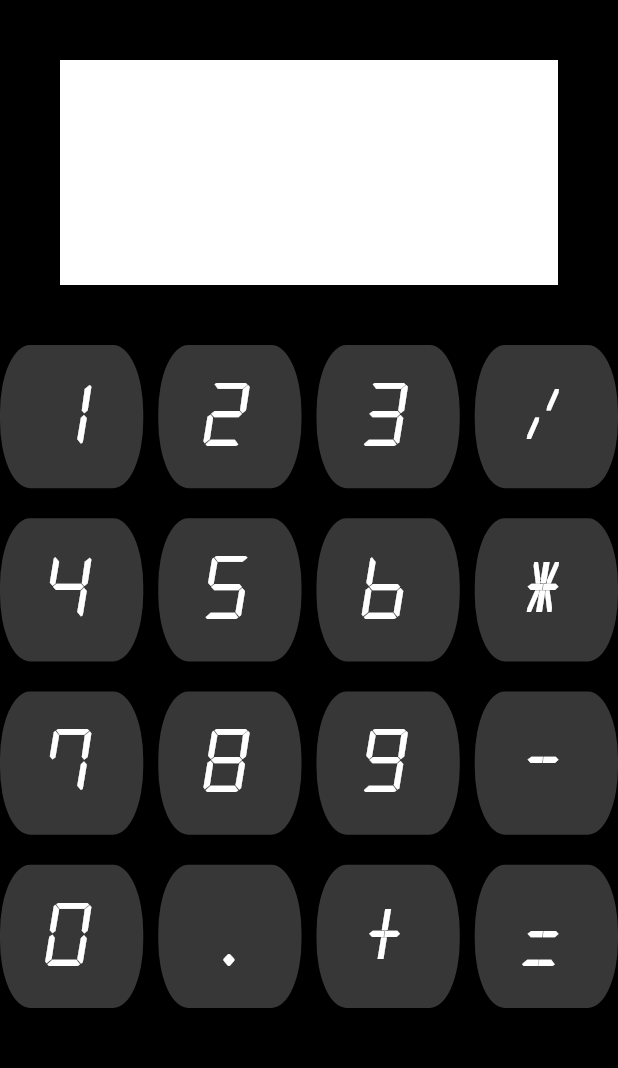
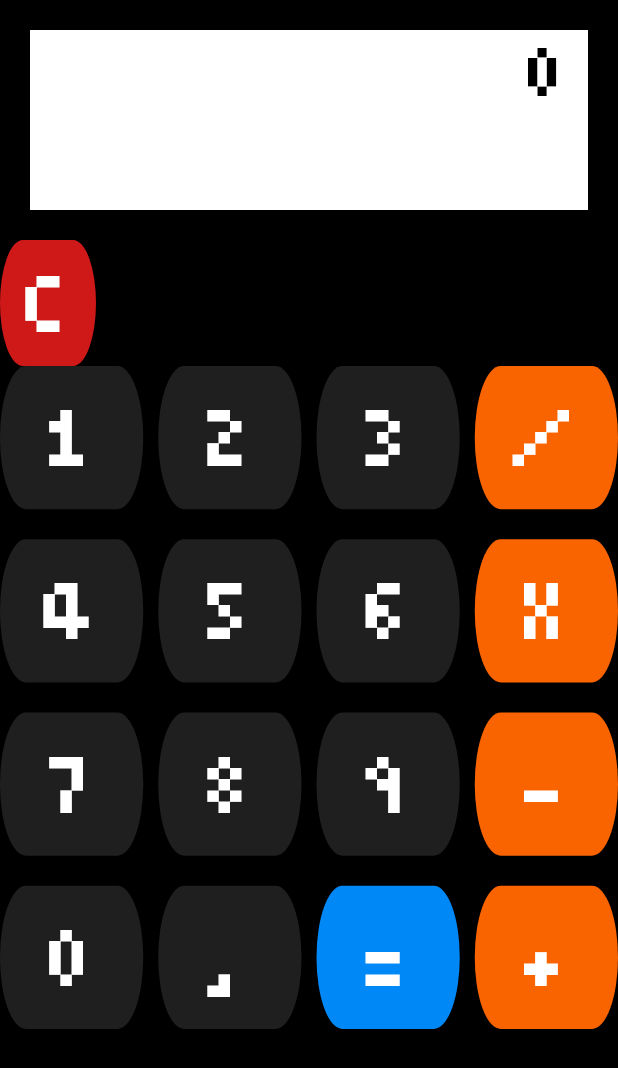
Before and after one commit to Yatagaru/unity_calculator, a Flutter app: the screen it shows after launch, on a phone screen of 412 x 824 dp. Shown: the top 1068 px of the screen. Run offline on Flutter 3.47's test engine with Material 2 defaults, Android fonts, the phone set to English and light mode, and no system bars; our stand-ins replace math_expressions.

Commit message:
- Fully implemented calculator system - Some visual changes, like colors and font - Deleted and Renamed some assets

```diff
--- a/lib/calculator_body.dart
+++ /dev/null
@@ -1,23 +0,0 @@
-import 'package:flutter/material.dart';
-import 'package:unity_calculator/calculator_buttons.dart';
-
-class CalculatorBody extends StatelessWidget {
-  const CalculatorBody({super.key});
-
-  @override
-  Widget build(BuildContext context) {
-    return Column(children: [
-      Align(
-        alignment: Alignment.center,
-        child: Container(
-          color: const Color.fromARGB(255, 255, 255, 255),
-          width: 500,
-          height: 150,
-          margin: const EdgeInsets.all(40),
-          alignment: Alignment.center,
-        ),
-      ),
-      const CalculatorButtons()
-    ]);
-  }
-}
--- a/lib/calculator_buttons.dart
+++ b/lib/calculator_buttons.dart
@@ -1,48 +1,46 @@
 import 'package:flutter/material.dart';
 
-class CalculatorButtons extends StatelessWidget {
-  const CalculatorButtons({super.key});
+// ignore: must_be_immutable
+class CalcButton extends StatelessWidget {
+  CalcButton({super.key, required this.onTap, required this.char});
 
-  final List<String> inputs = const [
-    '1',
-    '2',
-    '3',
-    '/',
-    '4',
-    '5',
-    '6',
-    '*',
-    '7',
-    '8',
-    '9',
-    '-',
-    '0',
-    '.',
-    '+',
-    '=',
-  ];
+  // CallBack function that will be customized when the object is created
+  final Function() onTap;
+
+  // Character that will be shown as an icon
+  String char;
+
+  // Condition to check if it is C button (Eraser) or not
+  bool isC = false;
 
   @override
   Widget build(BuildContext context) {
-    return GridView.count(
-        mainAxisSpacing: 20,
-        crossAxisSpacing: 10,
-        shrinkWrap: true,
-        crossAxisCount: 4,
-        children: List.generate(inputs.length, (index) {
     return TextButton(
-              style: const ButtonStyle(
+        style: ButtonStyle(
             shape: MaterialStatePropertyAll(RoundedRectangleBorder(
                 borderRadius:
-                          BorderRadius.all(Radius.elliptical(20, 45)))),
-                  backgroundColor: MaterialStatePropertyAll(
-                      Color.fromARGB(255, 56, 55, 55))),
-              onPressed: () => inputs.elementAt(index),
+                    isC // If it is the eraser button, he will be shown as a different shape
+                        ? const BorderRadius.all(Radius.elliptical(60, 60))
+                        : const BorderRadius.all(Radius.elliptical(20, 55)))),
+            backgroundColor: MaterialStatePropertyAll(char == "="
+                // Button color when the character is "="
+                ? const Color.fromARGB(255, 1, 136, 247)
+                : char == "/" || char == "X" || char == "-" || char == "+"
+                    // Button color when the character is an operator
+                    ? const Color.fromARGB(255, 250, 100, 0)
+                    : char == "C"
+                        // Color when the character is the eraser
+                        ? const Color.fromARGB(255, 207, 25, 25)
+
+                        // Color for the rest of the buttons
+                        : const Color.fromARGB(255, 32, 31, 31))),
+
+        // On pressed function will be the same as the callback function
+        onPressed: () => onTap(),
         child: Text(
-                inputs.elementAt(index),
+          isC == true ? char = "C" : char,
           style: const TextStyle(
               fontSize: 60, color: Colors.white, fontFamily: "Clock"),
         ));
-        }));
   }
 }
--- /dev/null
+++ b/lib/calculator_core.dart
@@ -0,0 +1,160 @@
+import 'package:flutter/material.dart';
+import 'package:unity_calculator/calculator_buttons.dart';
+import 'package:math_expressions/math_expressions.dart';
+
+class CalculatorCore extends StatefulWidget {
+  const CalculatorCore({super.key});
+
+  @override
+  State<CalculatorCore> createState() => _CalculatorCoreState();
+}
+
+class _CalculatorCoreState extends State<CalculatorCore> {
+  String _expression = "0"; // Expression that will be made by user inputs
+  String _result = ""; // Final result of the expression
+  double _expressionSize = 50; // Expression text size
+  double _resultSize = 35; // Result text size
+  int _expressionAlpha = 255; // Opacity of expression text
+  int _resultAlpha = 125; // Opacity of result text
+
+  handleTap(String buttonText) {
+    setState(() {
+      // Checking if the user pressed the erase button
+      // If he pressed, the expression is reseted and the result vanishes
+      if (buttonText == "C") {
+        _expression = "0";
+        _result = "0";
+        handleText(50, 35, 255, 0); // Highlighting expression text
+
+        // If the user finishes the calculation, the final result will be shown below him with evalExpression function
+      } else if (buttonText == "=") {
+        _result = evalExpression(_expression);
+
+        // If the result don´t says error, then the text will shift to be highlighted
+        if (_result != "Error") {
+          handleText(35, 50, 125, 255); // Highlighting result text
+        }
+
+        // If the expression don´t show an error, the code below will be executed
+      } else if (_expression != "Error") {
+        _expression ==
+                "0" // If expression is equal 0, then the next input will substitute it
+            ? _expression = buttonText
+            : _expression +=
+                buttonText; // If not, then the text will be concatenated
+        handleText(50, 35, 255, 125); // Highlighting expression text
+      }
+    });
+  }
+
+  // Function to highlight expression or result
+  handleText(double expressionSize, double resultSize, int expressionAlpha,
+      int resultAlpha) {
+    setState(() {
+      _expressionSize = expressionSize;
+      _resultSize = resultSize;
+      _expressionAlpha = expressionAlpha;
+      if (_result != "0") {
+        _resultAlpha = resultAlpha;
+      } else {
+        _resultAlpha = 0;
+      }
+    });
+  }
+
+// Function that forces an error to happen
+  String handleError() {
+    _result = "";
+    handleText(50, 35, 255, 0);
+    return _expression = "Error";
+  }
+
+// Function that parses the expression string and calculates
+  String evalExpression(String expression) {
+    try {
+      Parser p = Parser(); // Parser object
+      Expression exp = p.parse(
+          expression); // Expression that will be parsed by the parse object
+      ContextModel cm = ContextModel(); // Reading expression
+      return exp
+          .evaluate(EvaluationType.REAL, cm)
+          .toString(); // Returning the final calculation as text
+
+      // If an error happens
+    } catch (e) {
+      return handleError(); // Handle error function
+    }
+  }
+
+// Build function that will show the buttons, input pad, text and others
+  @override
+  Widget build(BuildContext context) {
+    return Column(children: [
+      Align(
+        alignment: Alignment.center,
+        child: Container(
+          color: const Color.fromARGB(255, 255, 255, 255),
+          width: 500,
+          height: 120,
+          margin: const EdgeInsets.all(20),
+          padding: const EdgeInsets.only(
+            right: 15,
+          ),
+          alignment: Alignment.center,
+          child: Stack(children: [
+            Align(
+              alignment: Alignment.topRight,
+              child: Text(
+                _expression,
+                style: TextStyle(
+                    fontSize: _expressionSize,
+                    fontFamily: "Clock",
+                    color: Color.fromARGB(_expressionAlpha, 0, 0, 0)),
+              ),
+            ),
+            Align(
+              alignment: Alignment.bottomRight,
+              child: Text(
+                _result,
+                style: TextStyle(
+                    fontSize: _resultSize,
+                    fontFamily: "Clock",
+                    color: Color.fromARGB(_resultAlpha, 0, 0, 0)),
+              ),
+            ),
+          ]),
+        ),
+      ),
+      Align(
+          alignment: Alignment.centerLeft,
+          child: CalcButton(
+            onTap: () => handleTap("C"),
+            char: "C",
+          )),
+      GridView.count(
+        mainAxisSpacing: 20,
+        crossAxisSpacing: 10,
+        shrinkWrap: true,
+        crossAxisCount: 4,
+        children: [
+          CalcButton(onTap: () => handleTap("1"), char: "1"),
+          CalcButton(onTap: () => handleTap("2"), char: "2"),
+          CalcButton(onTap: () => handleTap("3"), char: "3"),
+          CalcButton(onTap: () => handleTap("/"), char: "/"),
+          CalcButton(onTap: () => handleTap("4"), char: "4"),
+          CalcButton(onTap: () => handleTap("5"), char: "5"),
+          CalcButton(onTap: () => handleTap("6"), char: "6"),
+          CalcButton(onTap: () => handleTap("*"), char: "X"),
+          CalcButton(onTap: () => handleTap("7"), char: "7"),
+          CalcButton(onTap: () => handleTap("8"), char: "8"),
+          CalcButton(onTap: () => handleTap("9"), char: "9"),
+          CalcButton(onTap: () => handleTap("-"), char: "-"),
+          CalcButton(onTap: () => handleTap("0"), char: "0"),
+          CalcButton(onTap: () => handleTap("."), char: ","),
+          CalcButton(onTap: () => handleTap("="), char: "="),
+          CalcButton(onTap: () => handleTap("+"), char: "+"),
+        ],
+      )
+    ]);
+  }
+}
--- a/lib/main.dart
+++ b/lib/main.dart
@@ -1,5 +1,5 @@
 import 'package:flutter/material.dart';
-import 'package:unity_calculator/calculator_body.dart';
+import 'package:unity_calculator/calculator_core.dart';
 
 void main() {
   runApp(const MyApp());
@@ -15,6 +15,6 @@ class MyApp extends StatelessWidget {
         title: 'Calculator',
         home: Scaffold(
             backgroundColor: Color.fromARGB(255, 0, 0, 0),
-            body: CalculatorBody()));
+            body: CalculatorCore()));
   }
 }
--- a/pubspec.yaml
+++ b/pubspec.yaml
@@ -15,6 +15,7 @@ dependencies:
     sdk: flutter
 
   cupertino_icons: ^1.0.2
+  math_expressions: ^2.3.1
 
 dev_dependencies:
   flutter_test:
@@ -26,6 +27,6 @@ flutter:
   fonts:
     - family: Clock
       fonts:
-        - asset: assets/fonts/Alarm-Clock.ttf
+        - asset: assets/fonts/Pixelated.ttf
           style: normal
   uses-material-design: true
```
Also changed, not shown: assets/fonts/Alarm-Clock.ttf (deleted), assets/fonts/Pixelated.ttf (added), pubspec.lock. Lines whose indentation alone changed are shown as unchanged.
